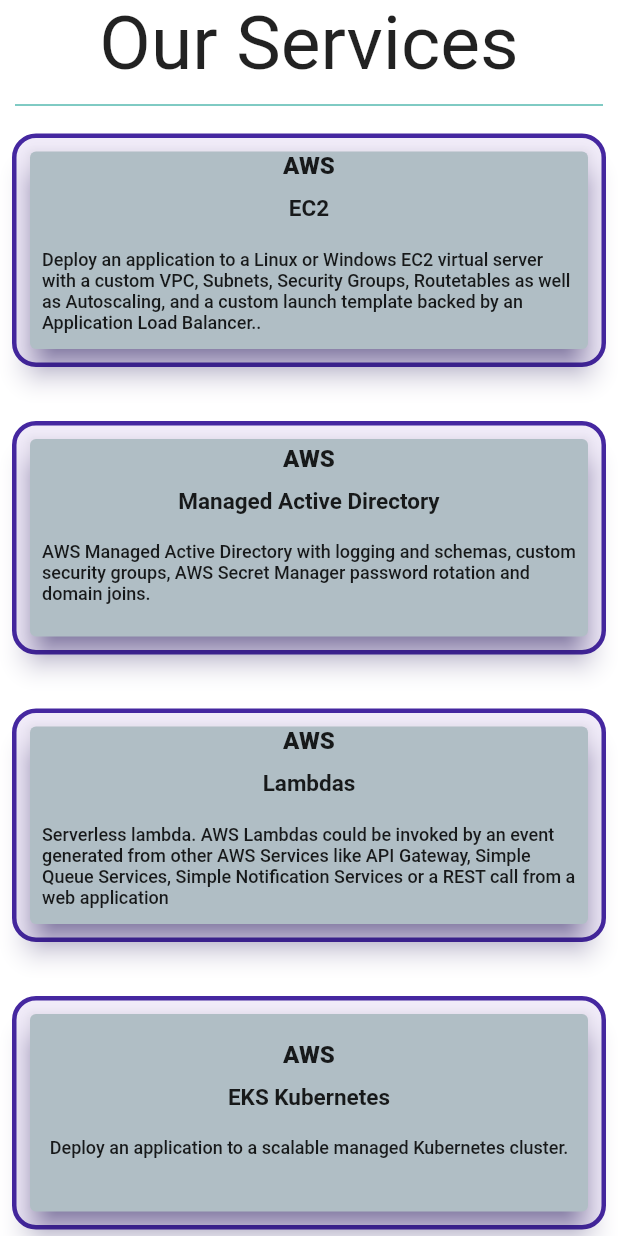
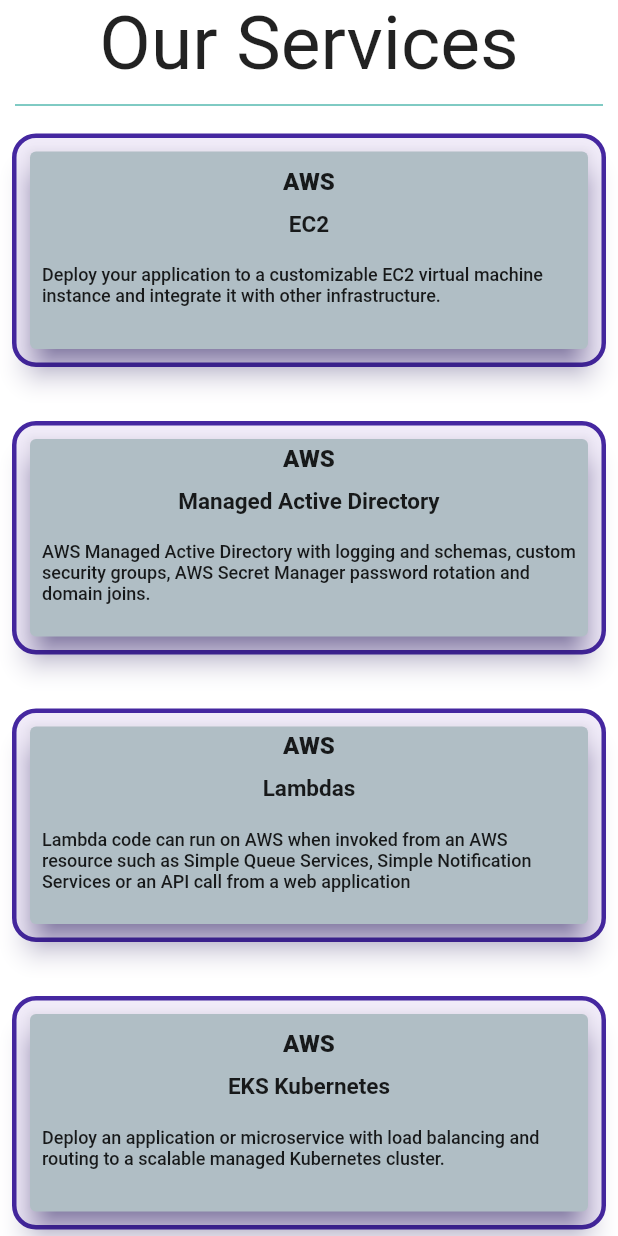
Before and after one commit to kallada2021/portifoliowebsite, a Flutter app: the AWSServicesScreen widget shown alone on an empty page, opened directly, on a phone screen of 412 x 824 dp. Run offline on Flutter 3.47's test engine with Material 2 defaults, Android fonts, the phone set to English and light mode, and no system bars; our stand-ins replace card_swiper, carousel_slider, email_validator, fancy_shimmer_image, flutter_iconly; missing offline and left inert: dart:js; network calls fail.

Commit message:
Services intros rewritten

```diff
--- a/consulting_portfolio_website/lib/features/screens/aws_services.dart
+++ b/consulting_portfolio_website/lib/features/screens/aws_services.dart
@@ -12,7 +12,7 @@ class AWSServicesScreen extends StatelessWidget {
       "service": "AWS",
       "title": "EC2",
       "description":
-          "Deploy an application to a Linux or Windows EC2 virtual server with a custom VPC, Subnets, Security Groups, Routetables as well as Autoscaling, and a custom launch template backed by an Application Load Balancer.."
+          "Deploy your application to a customizable EC2 virtual machine instance and integrate it with other infrastructure."
     },
     {
       "service": "AWS",
@@ -24,14 +24,14 @@ class AWSServicesScreen extends StatelessWidget {
       "service": "AWS",
       "title": "Lambdas",
       "description":
-          "Serverless lambda. AWS Lambdas could be invoked by an event generated from other AWS Services like API Gateway, "
-              "Simple Queue Services, Simple Notification Services or a REST call from a web application",
+          "Lambda code can run on AWS when invoked from an AWS resource such as"
+              " Simple Queue Services, Simple Notification Services or an API call from a web application",
     },
     {
       "service": "AWS",
       "title": "EKS Kubernetes",
       "description":
-          "Deploy an application to a scalable managed Kubernetes cluster.",
+          "Deploy an application or microservice with load balancing and routing to a scalable managed Kubernetes cluster.",
     },
     {
       "service": "AWS",
@@ -67,7 +67,9 @@ class AWSServicesScreen extends StatelessWidget {
                         screenWidth > 1200 ? 240 / 160 : 200 / 120,
                     crossAxisSpacing: 20,
                     mainAxisSpacing: 20,
-                    children: List.generate(serviceInfo.length, (index) {
+                    children: List.generate(
+                      serviceInfo.length,
+                      (index) {
                         return Padding(
                           padding: const EdgeInsets.all(8.0),
                           child: ServicesCard(
@@ -76,14 +78,17 @@ class AWSServicesScreen extends StatelessWidget {
                             service: serviceInfo[index]["service"],
                           ),
                         );
-                    }),
+                      },
+                    ),
                   )
                 : GridView.count(
                     crossAxisCount: 1,
                     childAspectRatio: 240 / 100,
                     crossAxisSpacing: 20,
                     mainAxisSpacing: 20,
-                    children: List.generate(serviceInfo.length, (index) {
+                    children: List.generate(
+                      serviceInfo.length,
+                      (index) {
                         return Padding(
                           padding: const EdgeInsets.all(8.0),
                           child: ServicesCard(
@@ -92,7 +97,8 @@ class AWSServicesScreen extends StatelessWidget {
                             service: serviceInfo[index]["service"],
                           ),
                         );
-                    }),
+                      },
+                    ),
                   ),
           ),
         ),
--- a/consulting_portfolio_website/lib/features/screens/intro_box.dart
+++ b/consulting_portfolio_website/lib/features/screens/intro_box.dart
@@ -8,7 +8,7 @@ class IntroBox extends StatelessWidget {
   Widget build(BuildContext context) {
     Size size = MediaQuery.of(context).size;
     return Container(
-      height: 150,
+      height: 200,
       width: double.infinity,
       decoration: const BoxDecoration(
         gradient: LinearGradient(
@@ -51,7 +51,8 @@ class IntroBox extends StatelessWidget {
               const SizedBox(
                 height: 10.0,
               ),
-              SizedBox(
+              Center(
+                child: SizedBox(
                   width: size.width > 800 ? 500 : 350,
                   child: const Padding(
                     padding: EdgeInsets.all(8.0),
@@ -65,6 +66,7 @@ class IntroBox extends StatelessWidget {
                     ),
                   ),
                 ),
+              ),
             ],
           )
         ],
--- a/consulting_portfolio_website/lib/features/screens/projects_screen.dart
+++ b/consulting_portfolio_website/lib/features/screens/projects_screen.dart
@@ -59,6 +59,7 @@ class _ProjectsScreenState extends State<ProjectsScreen> {
                         errorMsg,
                         style: const TextStyle(
                           color: Colors.red,
+                          fontSize: 20,
                         ),
                       ),
                     ),
--- a/consulting_portfolio_website/lib/features/screens/webdev_technologies_screen.dart
+++ b/consulting_portfolio_website/lib/features/screens/webdev_technologies_screen.dart
@@ -57,7 +57,7 @@ class WebTechnologiesScreen extends StatelessWidget {
                 mainAxisAlignment: MainAxisAlignment.center,
                 children: [
                   Text(
-                    "Javascript",
+                    "Javascript/Typescript",
                     style: GlobalVariables.kTechNameStyle,
                     textAlign: TextAlign.center,
                   ),
@@ -70,7 +70,7 @@ class WebTechnologiesScreen extends StatelessWidget {
                     color: Colors.amber[300],
                     child: const Icon(
                       Icons.javascript_outlined,
-                      size: 45,
+                      size: 50,
                     ),
                   ),
                 ],
```
Also changed, not shown: consulting_portfolio_website/lib/features/services/services_service.dart (+10 -3 lines). Lines whose indentation alone changed are shown as unchanged.
